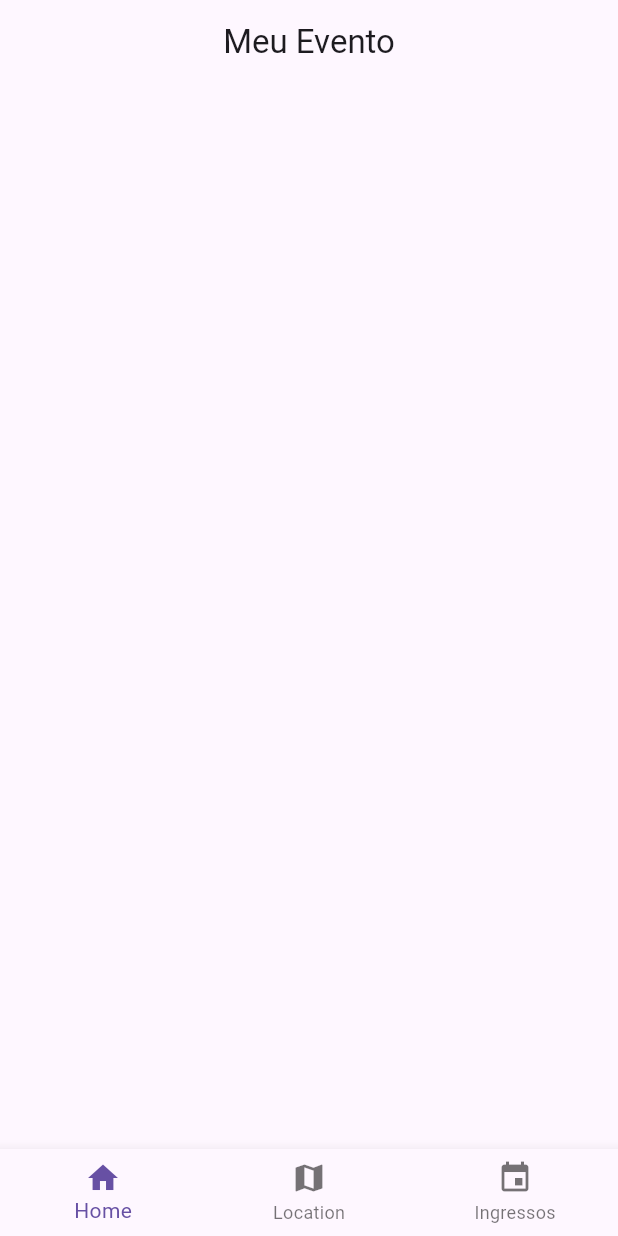
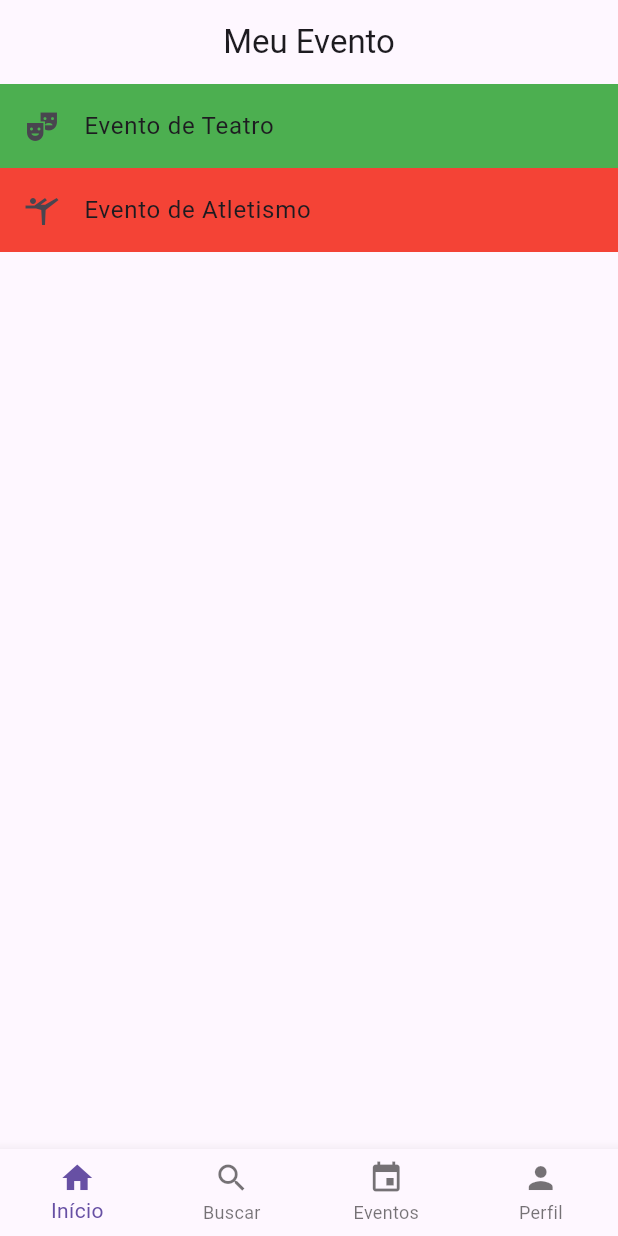
Before and after one commit to DaniloFloridi/meuEvento, a Flutter app: the screen it shows after launch, on a phone screen of 412 x 824 dp. Run offline on Flutter 3.47's test engine with Material 3 defaults, Android fonts, the phone set to English and light mode, and no system bars.

Commit message:
Commit Aula prox

```diff
--- a/lib/main.dart
+++ b/lib/main.dart
@@ -1,6 +1,6 @@
 import 'package:flutter/material.dart';
 import 'src/bottomNavBar/bottom.dart';
-
+import 'src/eventos/Eventos.dart';
 void main() {
   runApp(const MyApp());
 }
@@ -17,6 +17,10 @@ class MyApp extends StatelessWidget {
           centerTitle: true,
         ),
         bottomNavigationBar: BottomNavBar(),
+
+      body: Container(child:
+      Eventos(),
+      ),
       ),
     );
   }
--- /dev/null
+++ b/lib/src/LoginScreen/LoginScreen.dart
@@ -0,0 +1,15 @@
+import 'package:flutter/material.dart';
+
+class LoginScreen extends StatefulWidget {
+  const LoginScreen({super.key});
+
+  @override
+  State<LoginScreen> createState() => _LoginScreenState();
+}
+
+class _LoginScreenState extends State<LoginScreen> {
+  @override
+  Widget build(BuildContext context) {
+    return Placeholder();
+  }
+}
--- a/lib/src/bottomNavBar/bottom.dart
+++ b/lib/src/bottomNavBar/bottom.dart
@@ -7,14 +7,24 @@ class BottomNavBar extends StatelessWidget {
 
   @override
   Widget build(BuildContext context) {
+
     return BottomNavigationBar(
+
+      type: BottomNavigationBarType.fixed,
+
       items: [
 
         const BottomNavigationBarItem(
-            icon: Icon(Icons.home), label: "Home"),
+            icon: Icon(Icons.home), label: "Início"),
+
         const BottomNavigationBarItem(
-            icon: Icon(Icons.map), label: "Location"),
-        const BottomNavigationBarItem(icon: Icon(Icons.event), label: "Ingressos")
+            icon: Icon(Icons.search), label: "Buscar"),
+
+        const BottomNavigationBarItem(
+            icon: Icon(Icons.event), label: "Eventos"),
+
+        const BottomNavigationBarItem(
+            icon: Icon(Icons.person), label: "Perfil"),
 
       ],
     );
--- /dev/null
+++ b/lib/src/eventos/Eventos.dart
@@ -0,0 +1,31 @@
+import 'package:flutter/material.dart';
+
+class Eventos extends StatelessWidget {
+  const Eventos({super.key});
+
+  @override
+  Widget build(BuildContext context) {
+    return MaterialApp(
+      home: Scaffold(
+
+        body: Column(
+
+
+          children: [
+            const ListTile(
+              title: const Text("Evento de Teatro"),
+              tileColor: Colors.green,
+              leading: Icon(Icons.theater_comedy),
+            ),
+
+            const ListTile(
+              title: const Text("Evento de Atletismo"),
+              tileColor: Colors.red,
+              leading: Icon(Icons.sports_gymnastics),
+            )
+          ],
+        ),
+      ),
+    );
+  }
+}
```
Also changed, not shown: pubspec.lock.
